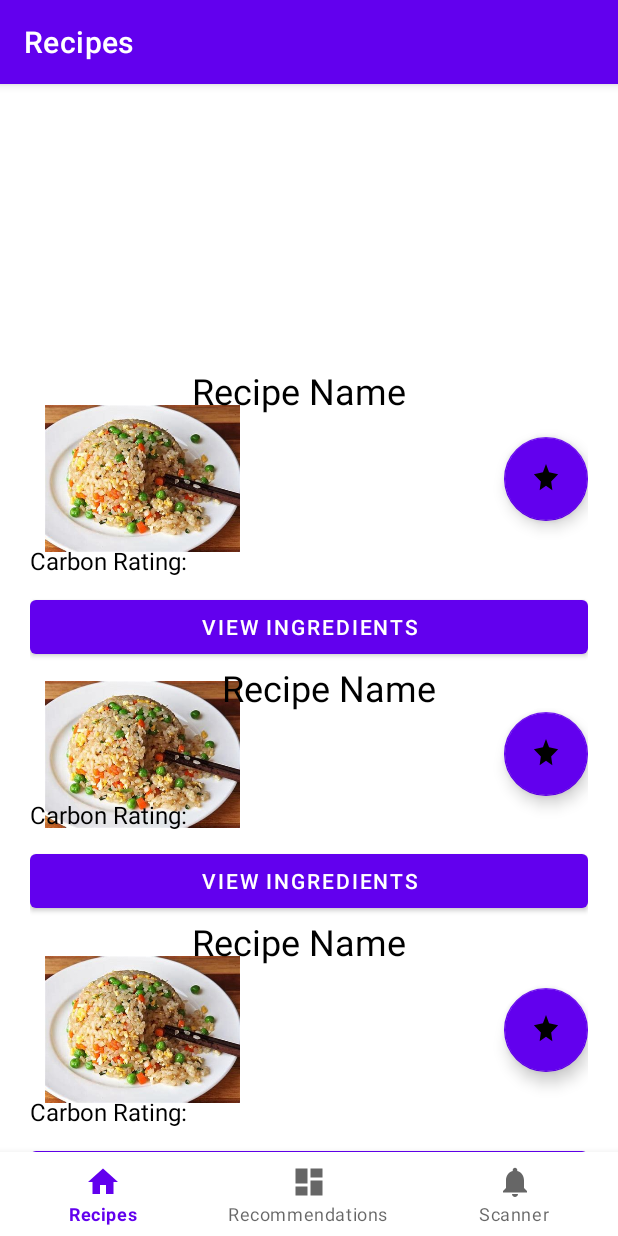
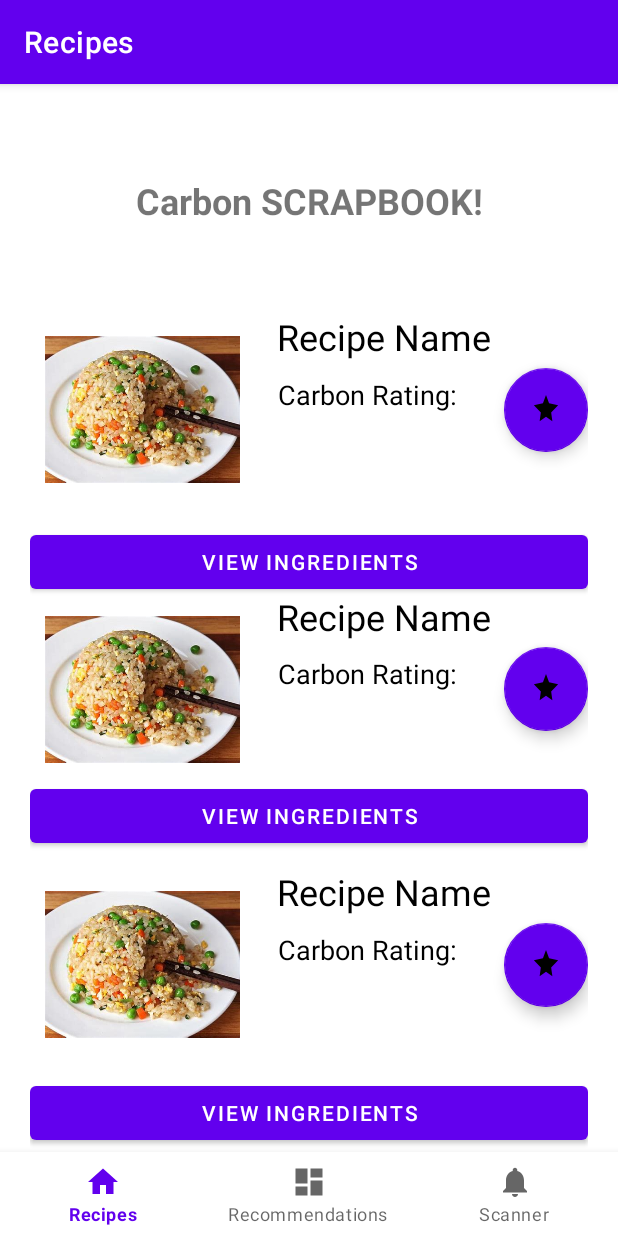
Before and after one commit to tresul03/EcoMeals, an Android app: the screen it shows after launch (MainActivity), on a phone screen of 412 x 824 dp. Run offline under Robolectric (Android 15) with nearby library versions, the phone set to English and light mode, and no system bars; our stand-ins replace navigation-ui.

Commit message:
fixed recipe page

```diff
--- a/app/src/main/res/layout/fragment_recipe.xml
+++ b/app/src/main/res/layout/fragment_recipe.xml
@@ -6,25 +6,28 @@
     android:layout_height="match_parent"
     tools:context=".ui.recipe.recipefragment">
 
-    <FrameLayout
-        android:id="@+id/recipe_container"
+    <TextView
+        android:id="@+id/titleTextView"
         android:layout_width="wrap_content"
         android:layout_height="wrap_content"
-        app:layout_constraintBottom_toTopOf="parent"
-        app:layout_constraintEnd_toStartOf="parent"
+        android:text="Carbon SCRAPBOOK!"
+        android:textSize="24sp"
+        android:textStyle="bold"
+        app:layout_constraintTop_toTopOf="parent"
         app:layout_constraintStart_toStartOf="parent"
-        app:layout_constraintTop_toTopOf="parent" />
-
+        app:layout_constraintEnd_toEndOf="parent"
+        android:padding="5dp"/>
 
     <ScrollView
+        android:paddingTop="20dp"
         android:id="@+id/scrollView1"
         android:layout_width="match_parent"
-        android:layout_height="600dp"
+        android:layout_height="0dp"
         app:layout_constraintBottom_toBottomOf="parent"
         app:layout_constraintEnd_toEndOf="parent"
         app:layout_constraintHorizontal_bias="1.0"
         app:layout_constraintStart_toStartOf="parent"
-        app:layout_constraintTop_toTopOf="parent"
+        app:layout_constraintTop_toBottomOf="@id/titleTextView"
         app:layout_constraintVertical_bias="1.0">
 
         <LinearLayout
@@ -35,7 +38,7 @@
 
             <androidx.constraintlayout.widget.ConstraintLayout
                 android:layout_width="match_parent"
-                android:layout_height="match_parent"
+                android:layout_height="155dp"
                 app:layout_constraintBottom_toBottomOf="@+id/textView"
                 app:layout_constraintTop_toBottomOf="@+id/textView">
 
@@ -50,7 +53,6 @@
                     android:contentDescription="@string/image_of_recipe"
                     android:src="@drawable/recipe_part1"
                     app:layout_constraintBottom_toBottomOf="parent"
-                    app:layout_constraintEnd_toStartOf="@+id/textView"
                     app:layout_constraintStart_toStartOf="parent"
                     app:layout_constraintTop_toTopOf="parent" />
 
@@ -58,27 +60,27 @@
                     android:id="@+id/textView1"
                     android:layout_width="wrap_content"
                     android:layout_height="wrap_content"
-                    android:layout_marginStart="8dp"
-                    android:layout_marginEnd="121dp"
+                    android:layout_marginStart="0dp"
+                    android:layout_marginEnd="0dp"
+                    android:paddingRight="40dp"
                     android:text="@string/recipe_name"
                     android:textColor="@color/black"
                     android:textSize="24sp"
-                    app:layout_constraintBottom_toTopOf="@+id/textView23"
                     app:layout_constraintEnd_toEndOf="parent"
-                    app:layout_constraintStart_toEndOf="@+id/imageView2"
-                    app:layout_constraintTop_toTopOf="parent" />
+                    app:layout_constraintStart_toEndOf="@id/recipe1"
+                    app:layout_constraintTop_toTopOf="@id/recipe1" />
 
                 <TextView
                     android:id="@+id/textView2"
                     android:layout_width="wrap_content"
                     android:layout_height="wrap_content"
-                    android:layout_marginBottom="9dp"
+                    android:paddingLeft="25dp"
+                    android:paddingTop="10dp"
                     android:text="@string/carbon_rating_txt"
                     android:textColor="@color/black"
-                    android:textSize="16sp"
-                    app:layout_constraintBottom_toBottomOf="parent"
-                    app:layout_constraintStart_toStartOf="@+id/textView"
-                    app:layout_constraintTop_toBottomOf="@+id/textView" />
+                    android:textSize="18sp"
+                    app:layout_constraintStart_toEndOf="@id/recipe1"
+                    app:layout_constraintTop_toBottomOf="@id/textView1" />
 
                 <com.google.android.material.floatingactionbutton.FloatingActionButton
                     android:id="@+id/floatingActionButton1"
@@ -118,7 +120,6 @@
                     android:contentDescription="@string/image_of_recipe"
                     android:src="@drawable/recipe_part1"
                     app:layout_constraintBottom_toBottomOf="parent"
-                    app:layout_constraintEnd_toStartOf="@+id/textView"
                     app:layout_constraintStart_toStartOf="parent"
                     app:layout_constraintTop_toTopOf="parent" />
 
@@ -126,27 +127,26 @@
                     android:id="@+id/textView3"
                     android:layout_width="wrap_content"
                     android:layout_height="wrap_content"
-                    android:layout_marginStart="8dp"
-                    android:layout_marginEnd="121dp"
+                    android:layout_marginStart="80dp"
+                    android:layout_marginEnd="120dp"
                     android:text="@string/recipe_name"
                     android:textColor="@color/black"
                     android:textSize="24sp"
-                    app:layout_constraintBottom_toTopOf="@+id/textView23"
                     app:layout_constraintEnd_toEndOf="parent"
                     app:layout_constraintStart_toEndOf="@+id/imageView2"
-                    app:layout_constraintTop_toTopOf="parent" />
+                    app:layout_constraintTop_toTopOf="@id/imageView2" />
 
                 <TextView
                     android:id="@+id/textView4"
                     android:layout_width="wrap_content"
                     android:layout_height="wrap_content"
-                    android:layout_marginBottom="9dp"
+                    android:paddingLeft="25dp"
+                    android:paddingTop="10dp"
                     android:text="@string/carbon_rating_txt"
                     android:textColor="@color/black"
-                    android:textSize="16sp"
-                    app:layout_constraintBottom_toBottomOf="parent"
-                    app:layout_constraintStart_toStartOf="@+id/textView"
-                    app:layout_constraintTop_toBottomOf="@+id/textView" />
+                    android:textSize="18sp"
+                    app:layout_constraintStart_toEndOf="@id/imageView2"
+                    app:layout_constraintTop_toBottomOf="@id/textView3" />
 
                 <com.google.android.material.floatingactionbutton.FloatingActionButton
                     android:id="@+id/floatingActionButton2"
@@ -186,7 +186,6 @@
                     android:contentDescription="@string/image_of_recipe"
                     android:src="@drawable/recipe_part1"
                     app:layout_constraintBottom_toBottomOf="parent"
-                    app:layout_constraintEnd_toStartOf="@+id/textView"
                     app:layout_constraintStart_toStartOf="parent"
                     app:layout_constraintTop_toTopOf="parent" />
 
@@ -194,27 +193,26 @@
                     android:id="@+id/textView6"
                     android:layout_width="wrap_content"
                     android:layout_height="wrap_content"
-                    android:layout_marginStart="8dp"
-                    android:layout_marginEnd="121dp"
+                    android:layout_marginStart="80dp"
+                    android:layout_marginEnd="120dp"
                     android:text="@string/recipe_name"
                     android:textColor="@color/black"
                     android:textSize="24sp"
-                    app:layout_constraintBottom_toTopOf="@+id/textView23"
                     app:layout_constraintEnd_toEndOf="parent"
-                    app:layout_constraintStart_toEndOf="@+id/imageView2"
-                    app:layout_constraintTop_toTopOf="parent" />
+                    app:layout_constraintStart_toEndOf="@+id/imageView5"
+                    app:layout_constraintTop_toTopOf="@id/imageView5" />
 
                 <TextView
                     android:id="@+id/textView7"
                     android:layout_width="wrap_content"
                     android:layout_height="wrap_content"
-                    android:layout_marginBottom="9dp"
+                    android:paddingLeft="25dp"
+                    android:paddingTop="10dp"
                     android:text="@string/carbon_rating_txt"
                     android:textColor="@color/black"
-                    android:textSize="16sp"
-                    app:layout_constraintBottom_toBottomOf="parent"
-                    app:layout_constraintStart_toStartOf="@+id/textView"
-                    app:layout_constraintTop_toBottomOf="@+id/textView" />
+                    android:textSize="18sp"
+                    app:layout_constraintStart_toEndOf="@id/imageView5"
+                    app:layout_constraintTop_toBottomOf="@id/textView6"/>
 
                 <com.google.android.material.floatingactionbutton.FloatingActionButton
                     android:id="@+id/floatingActionButton3"
@@ -254,7 +252,6 @@
                     android:contentDescription="@string/image_of_recipe"
                     android:src="@drawable/recipe_part1"
                     app:layout_constraintBottom_toBottomOf="parent"
-                    app:layout_constraintEnd_toStartOf="@+id/textView"
                     app:layout_constraintStart_toStartOf="parent"
                     app:layout_constraintTop_toTopOf="parent" />
 
@@ -262,27 +259,26 @@
                     android:id="@+id/textView"
                     android:layout_width="wrap_content"
                     android:layout_height="wrap_content"
-                    android:layout_marginStart="8dp"
-                    android:layout_marginEnd="121dp"
+                    android:layout_marginStart="80dp"
+                    android:layout_marginEnd="120dp"
                     android:text="@string/recipe_name"
                     android:textColor="@color/black"
                     android:textSize="24sp"
-                    app:layout_constraintBottom_toTopOf="@+id/textView23"
                     app:layout_constraintEnd_toEndOf="parent"
-                    app:layout_constraintStart_toEndOf="@+id/imageView2"
-                    app:layout_constraintTop_toTopOf="parent" />
+                    app:layout_constraintStart_toEndOf="@+id/imageView3"
+                    app:layout_constraintTop_toTopOf="@id/imageView3" />
 
                 <TextView
                     android:id="@+id/textView23"
                     android:layout_width="wrap_content"
                     android:layout_height="wrap_content"
-                    android:layout_marginBottom="9dp"
+                    android:paddingLeft="25dp"
+                    android:paddingTop="10dp"
                     android:text="@string/carbon_rating_txt"
                     android:textColor="@color/black"
-                    android:textSize="16sp"
-                    app:layout_constraintBottom_toBottomOf="parent"
-                    app:layout_constraintStart_toStartOf="@+id/textView"
-                    app:layout_constraintTop_toBottomOf="@+id/textView" />
+                    android:textSize="18sp"
+                    app:layout_constraintStart_toEndOf="@id/imageView3"
+                    app:layout_constraintTop_toBottomOf="@id/textView" />
 
                 <com.google.android.material.floatingactionbutton.FloatingActionButton
                     android:id="@+id/floatingActionButton"
```
